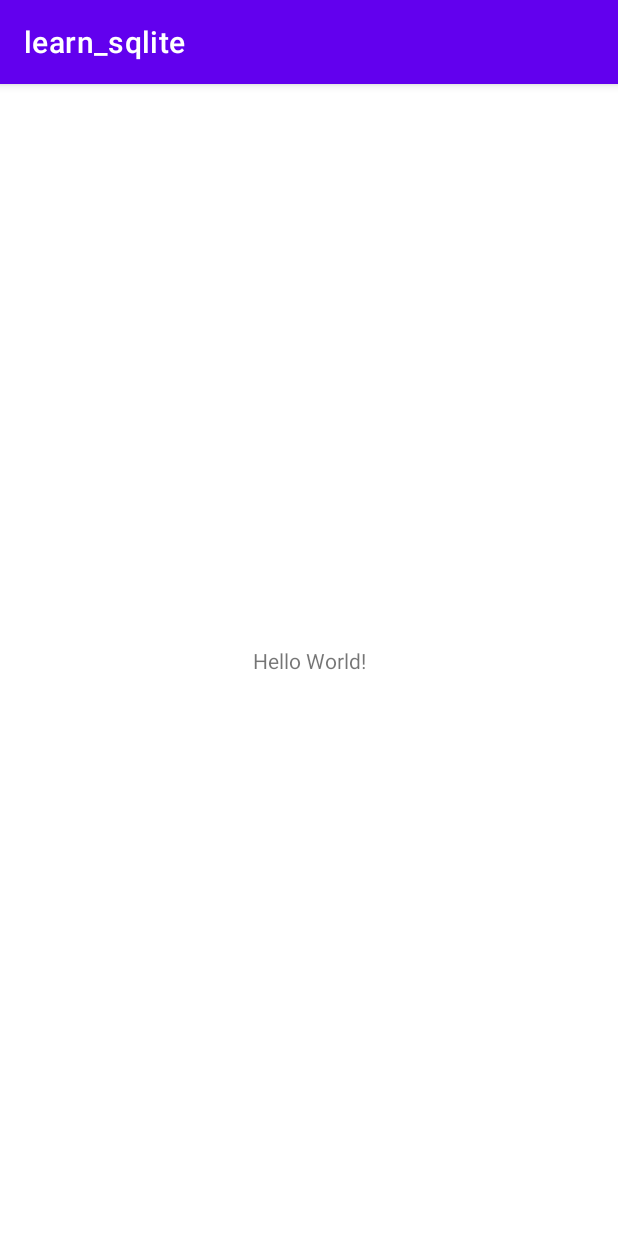
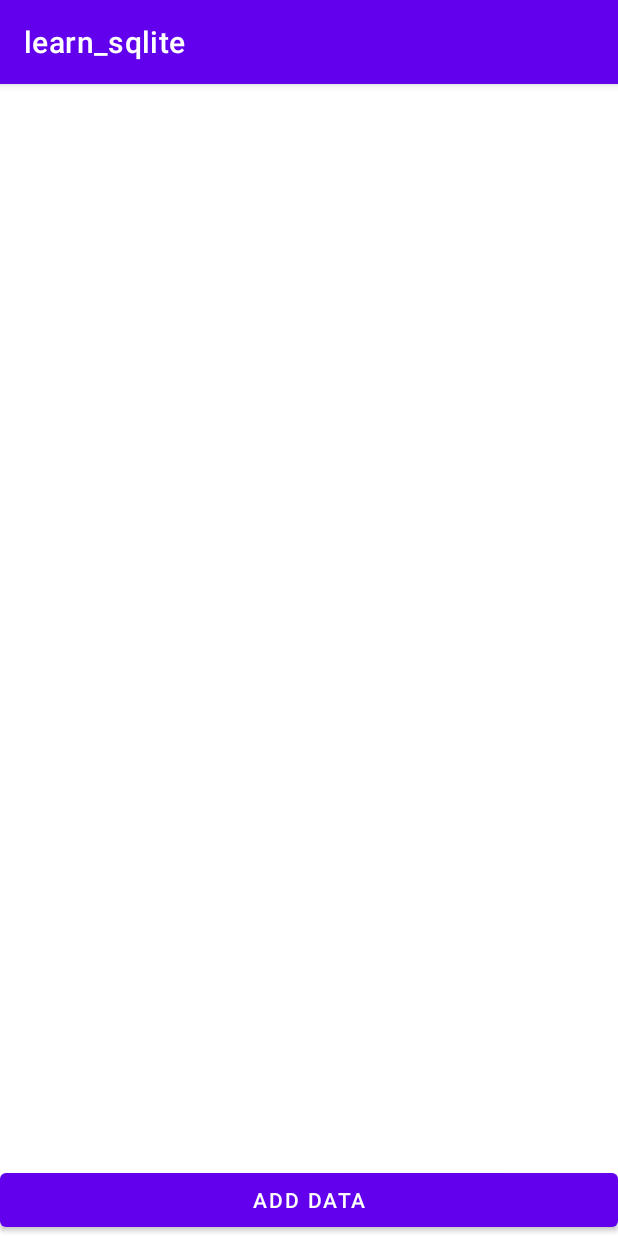
Before and after one commit to Ikhsanheriyawan2404/learn_sqlite, an Android app: the screen it shows after launch (MainActivity), on a phone screen of 412 x 824 dp. Run offline under Robolectric (Android 15) with nearby library versions, the phone set to English and light mode, and no system bars.

Commit message:
create activity main layout

```diff
--- a/app/src/main/res/layout/activity_main.xml
+++ b/app/src/main/res/layout/activity_main.xml
@@ -1,18 +1,22 @@
 <?xml version="1.0" encoding="utf-8"?>
-<androidx.constraintlayout.widget.ConstraintLayout xmlns:android="http://schemas.android.com/apk/res/android"
+<LinearLayout
+    xmlns:android="http://schemas.android.com/apk/res/android"
     xmlns:app="http://schemas.android.com/apk/res-auto"
     xmlns:tools="http://schemas.android.com/tools"
     android:layout_width="match_parent"
     android:layout_height="match_parent"
+    android:orientation="vertical"
     tools:context=".MainActivity">
 
-    <TextView
-        android:layout_width="wrap_content"
-        android:layout_height="wrap_content"
-        android:text="Hello World!"
-        app:layout_constraintBottom_toBottomOf="parent"
-        app:layout_constraintLeft_toLeftOf="parent"
-        app:layout_constraintRight_toRightOf="parent"
-        app:layout_constraintTop_toTopOf="parent" />
+    <ListView
+        android:id="@+id/listview"
+        android:layout_weight="1"
+        android:layout_width="match_parent"
+        android:layout_height="match_parent"/>
+    <Button
+        android:id="@+id/add_data"
+        android:text="Add Data"
+        android:layout_width="match_parent"
+        android:layout_height="wrap_content"/>
 
-</androidx.constraintlayout.widget.ConstraintLayout>
+</LinearLayout>
```
